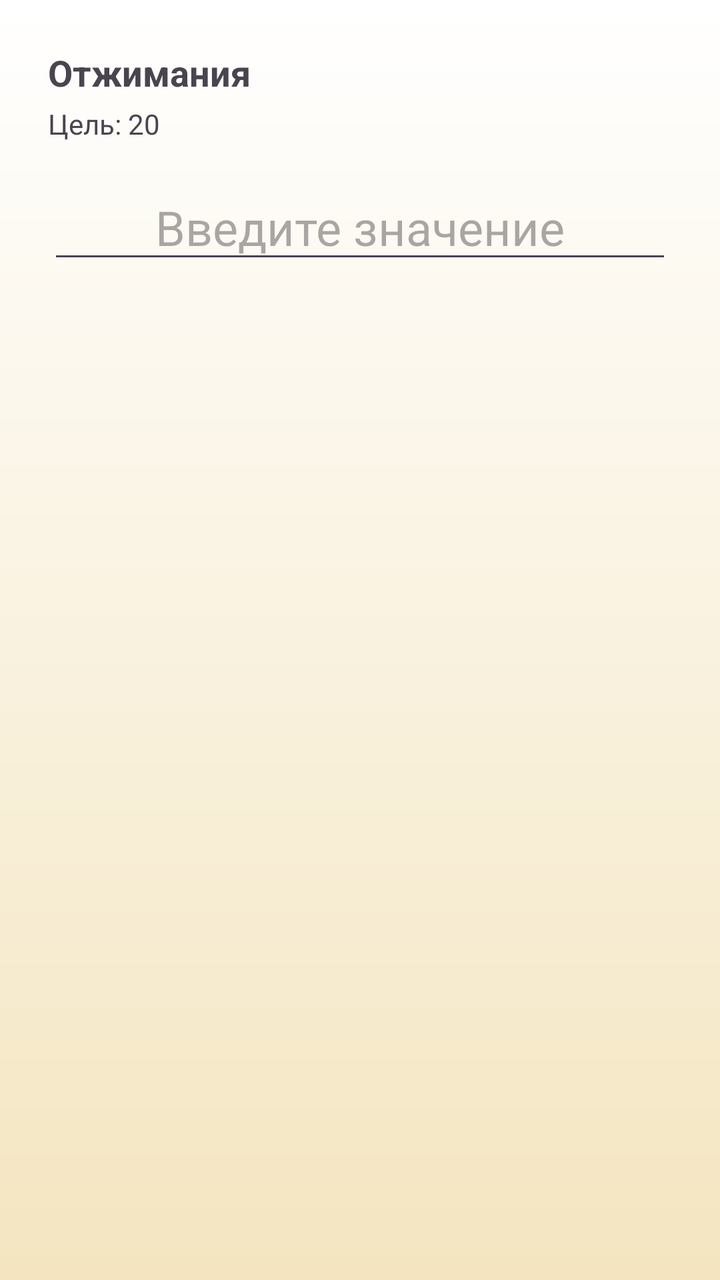
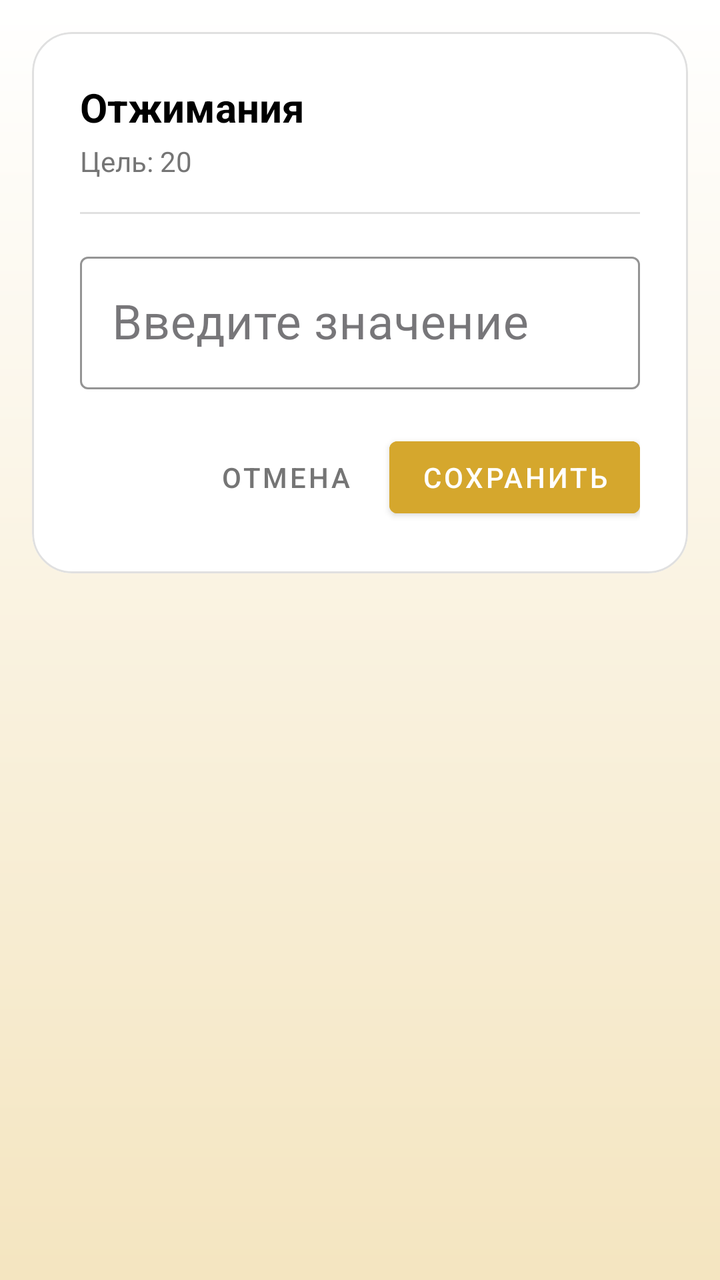

The first picture is an Android layout as it rendered before a commit; the second is the same layout after the commit. The layout source and the unified diff follow.
<!-- AndroidManifest.xml: application theme Theme.YourUpgrade -->
<!-- res/layout/dialog_input_value.xml -->
<?xml version="1.0" encoding="utf-8"?>
<LinearLayout
    xmlns:android="http://schemas.android.com/apk/res/android"
    android:layout_width="match_parent"
    android:layout_height="wrap_content"
    android:orientation="vertical"
    android:padding="24dp">

    <TextView
        android:id="@+id/tvDialogTitle"
        android:layout_width="wrap_content"
        android:layout_height="wrap_content"
        android:text="Отжимания"
        android:textSize="18sp"
        android:textStyle="bold" />

    <TextView
        android:id="@+id/tvTargetInfo"
        android:layout_width="wrap_content"
        android:layout_height="wrap_content"
        android:layout_marginTop="4dp"
        android:text="Цель: 20"
        android:textSize="14sp"
        android:textColor="?android:attr/textColorSecondary" />

    <EditText
        android:id="@+id/etValue"
        android:layout_width="match_parent"
        android:layout_height="wrap_content"
        android:layout_marginTop="16dp"
        android:hint="Введите значение"
        android:inputType="numberDecimal"
        android:textSize="24sp"
        android:textAlignment="center" />

</LinearLayout>
<!-- resources referenced by this layout -->
<resources>
  <style name="Theme.YourUpgrade" parent="Base.Theme.YourUpgrade" />
  <style name="Base.Theme.YourUpgrade" parent="Theme.Material3.DayNight.NoActionBar">
          
          <item name="colorPrimary">#2E5A3C</item>
          <item name="colorPrimaryVariant">#1B3A26</item>
          <item name="colorOnPrimary">#FFFFFF</item>
  
          <item name="colorSecondary">#C9A84C</item>
          <item name="colorSecondaryVariant">#A68A3E</item>
          <item name="colorOnSecondary">#2D2D2D</item>
  
          
          <item name="android:windowBackground">@drawable/bg_app_gradient</item>
  
          
          <item name="cardBackgroundColor">#FFFFFF</item>
  
          
          
      </style>
  <!-- drawable bg_app_gradient (drawable) -->
  <?xml version="1.0" encoding="utf-8"?>
  <shape xmlns:android="http://schemas.android.com/apk/res/android">
      <gradient
          android:type="linear"
          android:angle="270"
          android:startColor="@color/white"
          android:endColor="@color/bg_light_yellow" />
  </shape>
  <color name="white">#FFFFFFFF</color>
  <color name="bg_light_yellow">#F4E5C0</color>
</resources>

<!-- the commit's change to res/layout/dialog_input_value.xml (unified diff, before → after) -->
@@ -1,36 +1,116 @@
 <?xml version="1.0" encoding="utf-8"?>
-<LinearLayout
-    xmlns:android="http://schemas.android.com/apk/res/android"
+<FrameLayout xmlns:android="http://schemas.android.com/apk/res/android"
+    xmlns:app="http://schemas.android.com/apk/res-auto"
     android:layout_width="match_parent"
     android:layout_height="wrap_content"
-    android:orientation="vertical"
-    android:padding="24dp">
+    android:padding="16dp">
 
-    <TextView
-        android:id="@+id/tvDialogTitle"
-        android:layout_width="wrap_content"
-        android:layout_height="wrap_content"
-        android:text="Отжимания"
-        android:textSize="18sp"
-        android:textStyle="bold" />
-
-    <TextView
-        android:id="@+id/tvTargetInfo"
-        android:layout_width="wrap_content"
-        android:layout_height="wrap_content"
-        android:layout_marginTop="4dp"
-        android:text="Цель: 20"
-        android:textSize="14sp"
-        android:textColor="?android:attr/textColorSecondary" />
-
-    <EditText
-        android:id="@+id/etValue"
+    <com.google.android.material.card.MaterialCardView
         android:layout_width="match_parent"
         android:layout_height="wrap_content"
-        android:layout_marginTop="16dp"
-        android:hint="Введите значение"
-        android:inputType="numberDecimal"
-        android:textSize="24sp"
-        android:textAlignment="center" />
+        app:cardBackgroundColor="@android:color/white"
+        app:cardCornerRadius="20dp"
+        app:cardElevation="0dp"
+        app:strokeColor="#E0E0E0"
+        app:strokeWidth="1dp">
 
-</LinearLayout>
+        <LinearLayout
+            android:layout_width="match_parent"
+            android:layout_height="wrap_content"
+            android:orientation="vertical"
+            android:padding="24dp">
+
+            
+            <TextView
+                android:id="@+id/tvDialogTitle"
+                android:layout_width="wrap_content"
+                android:layout_height="wrap_content"
+                android:text="Отжимания"
+                android:textColor="@color/text_primary"
+                android:textSize="20sp"
+                android:textStyle="bold" />
+
+            
+            <TextView
+                android:id="@+id/tvTargetInfo"
+                android:layout_width="wrap_content"
+                android:layout_height="wrap_content"
+                android:layout_marginTop="4dp"
+                android:text="Цель: 20"
+                android:textColor="@color/text_secondary"
+                android:textSize="14sp" />
+
+            
+            <View
+                android:layout_width="match_parent"
+                android:layout_height="1dp"
+                android:layout_marginVertical="16dp"
+                android:background="#E0E0E0" />
+
+            
+            <com.google.android.material.textfield.TextInputLayout
+                style="@style/Widget.MaterialComponents.TextInputLayout.OutlinedBox"
+                android:layout_width="match_parent"
+                android:layout_height="wrap_content"
+                app:boxStrokeColor="@color/main_gold"
+                app:hintTextColor="@color/main_gold">
+
+                <com.google.android.material.textfield.TextInputEditText
+                    android:id="@+id/etValue"
+                    android:layout_width="match_parent"
+                    android:layout_height="wrap_content"
+                    android:hint="Введите значение"
+                    android:inputType="numberDecimal"
+                    android:textAlignment="center"
+                    android:textColor="@color/text_primary"
+                    android:textSize="24sp" />
+
+            </com.google.android.material.textfield.TextInputLayout>
+
+            
+            <TextView
+                android:id="@+id/tvCurrentValue"
+                android:layout_width="wrap_content"
+                android:layout_height="wrap_content"
+                android:layout_gravity="center"
+                android:layout_marginTop="8dp"
+                android:text="Сейчас: 0"
+                android:textColor="@color/text_secondary"
+                android:textSize="13sp"
+                android:visibility="gone" />
+
+            
+            <LinearLayout
+                android:layout_width="match_parent"
+                android:layout_height="wrap_content"
+                android:layout_marginTop="20dp"
+                android:gravity="end"
+                android:orientation="horizontal">
+
+                
+                <com.google.android.material.button.MaterialButton
+                    android:id="@+id/btnCancel"
+                    style="@style/Widget.MaterialComponents.Button.TextButton"
+                    android:layout_width="wrap_content"
+                    android:layout_height="wrap_content"
+                    android:text="Отмена"
+                    android:textColor="@color/text_secondary" />
+
+                
+                <com.google.android.material.button.MaterialButton
+                    android:id="@+id/btnSave"
+                    style="@style/Widget.MaterialComponents.Button"
+                    android:layout_width="wrap_content"
+                    android:layout_height="wrap_content"
+                    android:layout_marginStart="8dp"
+                    android:backgroundTint="@color/main_gold"
+                    android:text="Сохранить"
+                    android:textColor="@android:color/white" />
+
+            </LinearLayout>
+
+        </LinearLayout>
+
+    </com.google.android.material.card.MaterialCardView>
+
+</FrameLayout>
<!-- resource entries referenced after the edit -->
@@ -1,6 +1,10 @@
 <!-- resources referenced by this layout -->
 <resources>
+  <color name="main_gold">#D5A72D</color>
+  <color name="text_primary">@color/black</color>
+  <color name="text_secondary">#757575</color>
   <style name="Theme.YourUpgrade" parent="Base.Theme.YourUpgrade" />
+  <color name="black">#FF000000</color>
   <style name="Base.Theme.YourUpgrade" parent="Theme.Material3.DayNight.NoActionBar">
           
           <item name="colorPrimary">#2E5A3C</item>
@@ -16,9 +20,6 @@
   
           
           <item name="cardBackgroundColor">#FFFFFF</item>
-  
-          
-          
       </style>
   <!-- drawable bg_app_gradient (drawable) -->
   <?xml version="1.0" encoding="utf-8"?>
@@ -26,10 +27,12 @@
       <gradient
           android:type="linear"
           android:angle="270"
-          android:startColor="@color/white"
-          android:endColor="@color/bg_light_yellow" />
+          android:startColor="@color/bg_start_color"
+          android:endColor="@color/bg_end_color" />
   </shape>
+  <color name="bg_start_color">@color/white</color>
+  <color name="bg_end_color">@color/light_yellow</color>
   <color name="white">#FFFFFFFF</color>
-  <color name="bg_light_yellow">#F4E5C0</color>
+  <color name="light_yellow">#F4E5C0</color>
 </resources>
 
